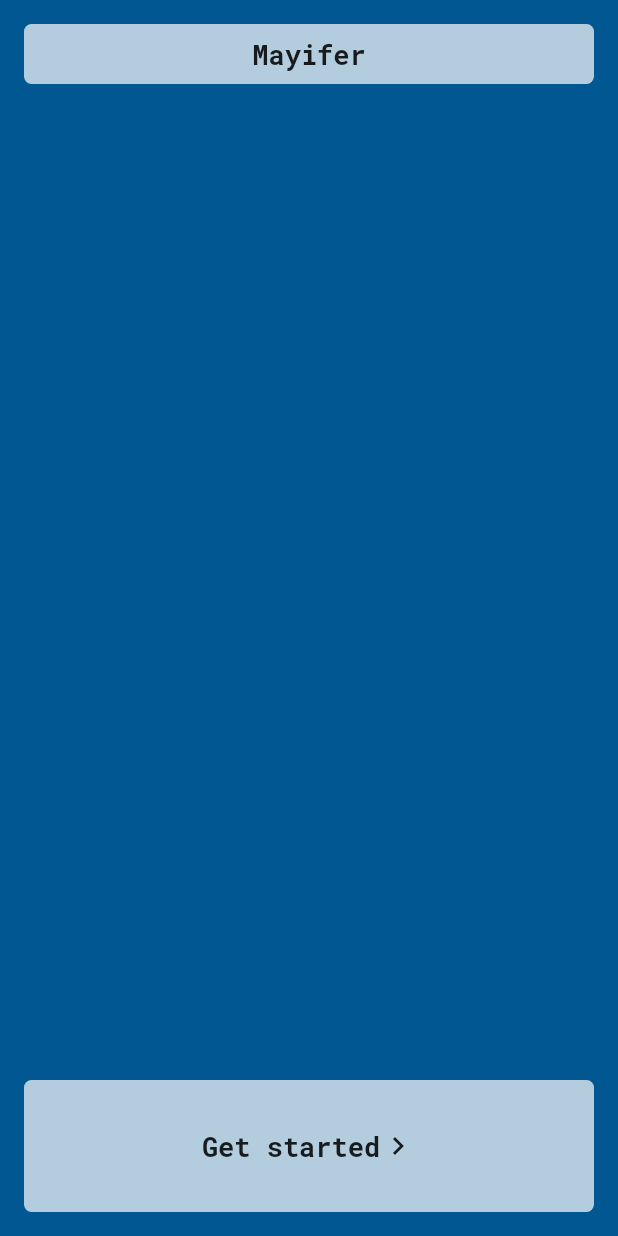
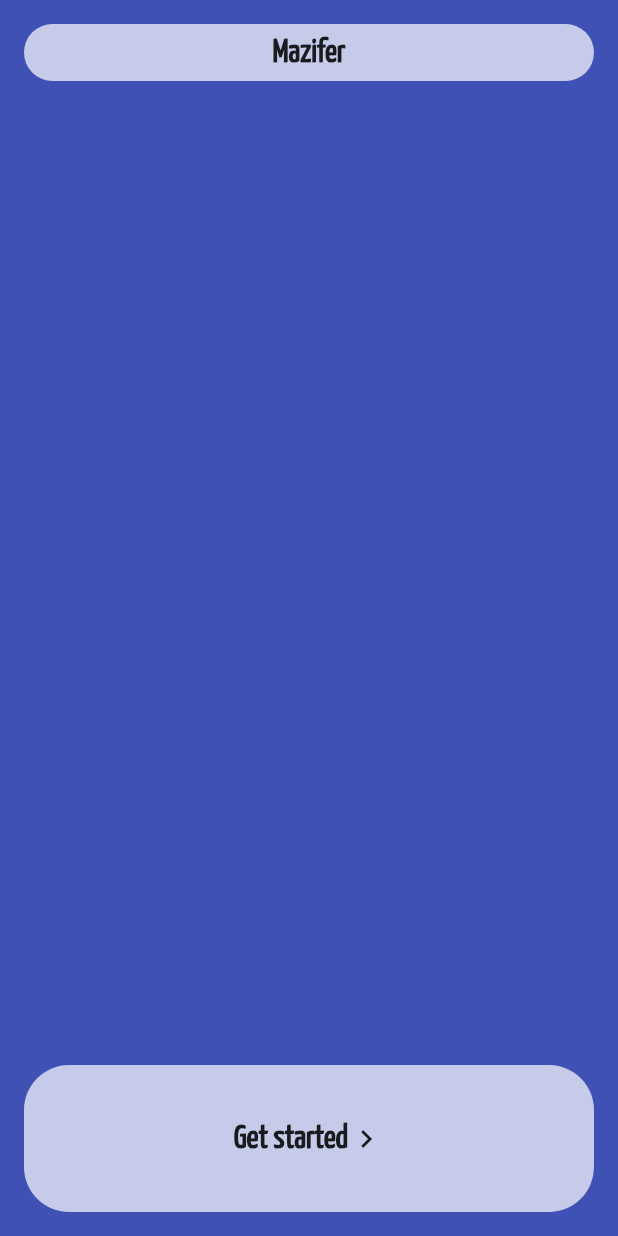
Before and after one commit to zvikarp/mazifer, a Flutter app: the screen it shows after launch, on a phone screen of 412 x 824 dp. Run offline on Flutter 3.47's test engine with Material 2 defaults, Android fonts, the phone set to English and light mode, and no system bars; our stand-ins replace flutter_svg; missing offline and left inert: esys_flutter_share.

Commit message:
added colors, fonts, and general fixes

```diff
--- a/lib/main.dart
+++ b/lib/main.dart
@@ -18,16 +18,10 @@ class MyApp extends StatelessWidget {
       theme: ThemeData(
         primarySwatch: Colors.grey,
         cursorColor: Colors.grey[800],
+        fontFamily: 'Yanone',
         textTheme: TextTheme(
-          body1: TextStyle(
-            fontFamily: 'Roboto Mono',
-            fontSize: 18,
-          ),
-          body2: TextStyle(
-            fontFamily: 'Roboto Mono',
-            fontWeight: FontWeight.bold,
-            fontSize: 18,
-          ),
+          body1: TextStyle(fontSize: 22),
+          body2: TextStyle(fontWeight: FontWeight.bold, fontSize: 22),
         ),
       ),
       home: Mazifer(),
@@ -36,35 +30,21 @@ class MyApp extends StatelessWidget {
 }
 
 class Mazifer extends StatefulWidget {
-  Mazifer({Key key}) : super(key: key);
-
-  @override
   _MaziferState createState() => _MaziferState();
 }
 
 class _MaziferState extends State<Mazifer> {
-  final List<Color> colors = [
-    Color(0xff000000),
-    Color(0xffff5733),
-    Color(0xffc70039),
-    Color(0xff005792),
-    Color(0xff74b49b),
-    Color(0xff4a4a48),
-  ];
-  List<Color> selectedColors = [
-    Color(0xffff5733),
-    Color(0xff005792),
-  ];
-  final PageController pageCtr = PageController();
+  List<Color> colors = Colors.primaries;
+  List<Color> selectedColors = [Colors.red, Colors.indigo];
+  PageController pageCtr = PageController();
   double height = 200;
   String text = "";
   GlobalKey globalKey = GlobalKey();
 
   void _rebuildMaze(String input) {
-    String temp = input.replaceAll(" ", "+").toLowerCase();
-    setState(() {
-      text = temp == "" ? "" : "[" + temp + "]";
-    });
+    setState(() => text = "[" +
+        input.replaceAll(" ", "+").toLowerCase() +
+        "]".replaceAll("[]", ""));
   }
 
   void _zoom(ScaleUpdateDetails event) {
@@ -77,30 +57,28 @@ class _MaziferState extends State<Mazifer> {
 
   void nextCard() {
     pageCtr.nextPage(
-        duration: new Duration(milliseconds: 600), curve: Curves.easeIn);
+        duration: Duration(milliseconds: 600), curve: Curves.easeIn);
   }
 
   Widget card(List<Widget> children) {
-    return Padding(
-      padding: const EdgeInsets.all(16),
-      child: Container(
+    return Container(
+      margin: EdgeInsets.all(16),
       padding: EdgeInsets.all(8),
       decoration: BoxDecoration(
         color: Colors.white70,
-          borderRadius: BorderRadius.circular(5),
+        borderRadius: BorderRadius.circular(30),
       ),
       child: Column(
         mainAxisAlignment: MainAxisAlignment.spaceAround,
         crossAxisAlignment: CrossAxisAlignment.center,
         children: children,
       ),
-      ),
     );
   }
 
   Widget colorSector(int color) {
     return Container(
-      height: 46.0,
+      height: 56.0,
       child: ListView.builder(
         shrinkWrap: true,
         scrollDirection: Axis.horizontal,
@@ -108,14 +86,11 @@ class _MaziferState extends State<Mazifer> {
         itemBuilder: (context, i) {
           return GestureDetector(
             onTap: () {
-              setState(() {
-                selectedColors[color] = colors[i];
-              });
+              setState(() => selectedColors[color] = colors[i]);
               nextCard();
             },
             child: Container(
-              width: 30,
-              height: 30,
+              width: 40,
               margin: EdgeInsets.all(8),
               decoration: BoxDecoration(
                 borderRadius: BorderRadius.circular(30),
@@ -134,24 +109,6 @@ class _MaziferState extends State<Mazifer> {
     );
   }
 
-  List<Widget> welcome() {
-    return [
-      FlatButton(
-        onPressed: nextCard,
-        child: Row(
-          mainAxisSize: MainAxisSize.min,
-          children: <Widget>[
-            Text(
-              "Get started",
-              style: Theme.of(context).textTheme.body2,
-            ),
-            Icon(Icons.navigate_next),
-          ],
-        ),
-      ),
-    ];
-  }
-
   List<Widget> setText() {
     return [
       Text("Entrer text to be mazified:"),
@@ -167,70 +124,50 @@ class _MaziferState extends State<Mazifer> {
           LengthLimitingTextInputFormatter(24),
           WhitelistingTextInputFormatter(RegExp("[a-z A-Z]")),
         ],
-        onSubmitted: (s) {
-          pageCtr.nextPage(
-              duration: new Duration(milliseconds: 600), curve: Curves.easeIn);
+        textInputAction: TextInputAction.next,
+        onEditingComplete: () {
+          SystemChannels.textInput.invokeMethod('TextInput.hide');
+          nextCard();
         },
       ),
     ];
   }
 
-  List<Widget> setMzColor() {
+  List<Widget> colorPicker(int step) {
     return [
-      Text("Set Maze Color:"),
-      colorSector(0),
+      Text(step == 2 ? "Set Maze Color:" : "Set Background Color:"),
+      colorSector(step - 2),
     ];
   }
 
-  List<Widget> setBgColor() {
-    return [
-      Text("Set Background Color:"),
-      colorSector(1),
-    ];
-  }
-
-  List<Widget> share() {
+  List<Widget> buttonCard(int step) {
     return [
       FlatButton(
-        onPressed: () async {
-          RenderRepaintBoundary boundary =
-              globalKey.currentContext.findRenderObject();
-          ui.Image image = await boundary.toImage(pixelRatio: 5.0);
-          ByteData bytes = await image.toByteData(format: ui.ImageByteFormat.png);
-          await EsysFlutterShare.shareImage(
-              'myImageTest.png', bytes, 'my image title');
-        },
+        onPressed: step == 0 ? nextCard : share,
         child: Row(
           mainAxisSize: MainAxisSize.min,
           children: <Widget>[
             Text(
-              "Share your maze!",
+              step == 0 ? "Get started" : "Share your maze",
               style: Theme.of(context).textTheme.body2,
             ),
+            Icon(step == 0 ? Icons.navigate_next : Icons.share),
           ],
         ),
       ),
     ];
   }
 
-  @override
-  Widget build(BuildContext context) {
-    return Scaffold(
-      backgroundColor: selectedColors[1],
-      body: SafeArea(
-        child: Center(
-          child: Column(
-            mainAxisAlignment: MainAxisAlignment.spaceBetween,
-            crossAxisAlignment: CrossAxisAlignment.stretch,
-            mainAxisSize: MainAxisSize.max,
-            children: <Widget>[
-              card([
-                Text(
-                  "Mayifer",
-                  style: Theme.of(context).textTheme.body2,
-                ),
-              ]),
-              Expanded(
+  void share() async {
+    RenderRepaintBoundary boundary =
+        globalKey.currentContext.findRenderObject();
+    ui.Image image = await boundary.toImage(pixelRatio: 5.0);
+    ByteData bytes = await image.toByteData(format: ui.ImageByteFormat.png);
+    await EsysFlutterShare.shareImage('maze.png', bytes, '');
+  }
+
+  Widget maze() {
+    return Expanded(
       child: GestureDetector(
         onScaleUpdate: _zoom,
         child: RepaintBoundary(
@@ -253,26 +190,45 @@ class _MaziferState extends State<Mazifer> {
           ),
         ),
       ),
-              ),
-            ],
+    );
+  }
+
+  Widget title() {
+    return card([
+      Text("Mazifer", style: Theme.of(context).textTheme.body2),
+    ]);
+  }
+
+  @override
+  Widget build(BuildContext context) {
+    return Scaffold(
+      backgroundColor: selectedColors[1],
+      body: SafeArea(
+        child: Center(
+          child: Column(
+            mainAxisAlignment: MainAxisAlignment.spaceBetween,
+            crossAxisAlignment: CrossAxisAlignment.stretch,
+            mainAxisSize: MainAxisSize.max,
+            children: <Widget>[title(), maze()],
           ),
         ),
       ),
       bottomNavigationBar: Transform.translate(
         offset: Offset(0.0, -1 * MediaQuery.of(context).viewInsets.bottom),
         child: Container(
-            height: 120,
+          height: 130,
           child: PageView(
             controller: pageCtr,
-              children: <Widget>[
-                card(welcome()),
-                card(setText()),
-                card(setMzColor()),
-                card(setBgColor()),
-                card(share()),
-              ],
+            children: [
+              buttonCard(0),
+              setText(),
+              colorPicker(2),
+              colorPicker(3),
+              buttonCard(4),
+            ].map((content) => card(content)).toList(),
           ),
-          )),
+        ),
+      ),
     );
   }
 }
--- a/pubspec.yaml
+++ b/pubspec.yaml
@@ -61,3 +61,8 @@ flutter:
           weight: 500
         - asset: assets/fonts/RobotoMono-Bold.ttf
           weight: 700
+    - family: Yanone
+      fonts:
+        - asset: assets/fonts/YanoneKaffeesatz-Regular.ttf
+        - asset: assets/fonts/YanoneKaffeesatz-Light.ttf
+          weight: 300
```
Also changed, not shown: assets/fonts/YanoneKaffeesatz-Bold.ttf (added), assets/fonts/YanoneKaffeesatz-ExtraLight.ttf (added), assets/fonts/YanoneKaffeesatz-Light.ttf (added), assets/fonts/YanoneKaffeesatz-Regular.ttf (added), 5 other files. Lines whose indentation alone changed are shown as unchanged.
